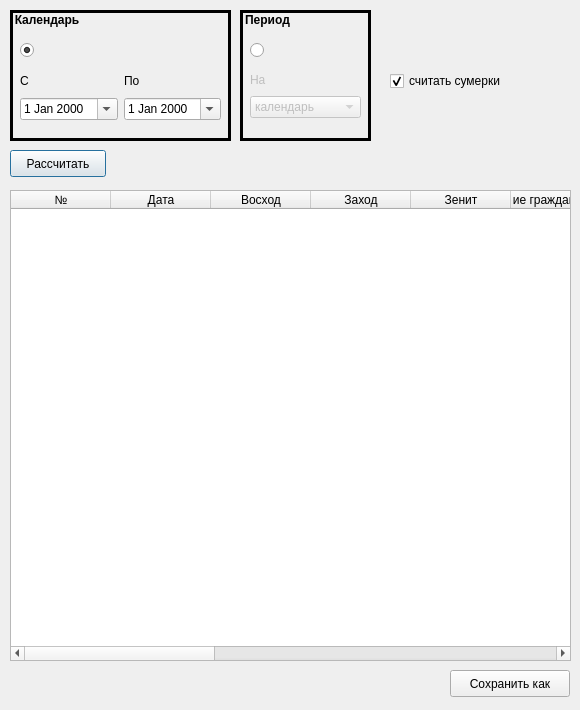
The window that dialogtableview.ui (serg-lar/sun-moon-time) describes before a commit, drawn with Qt 5.
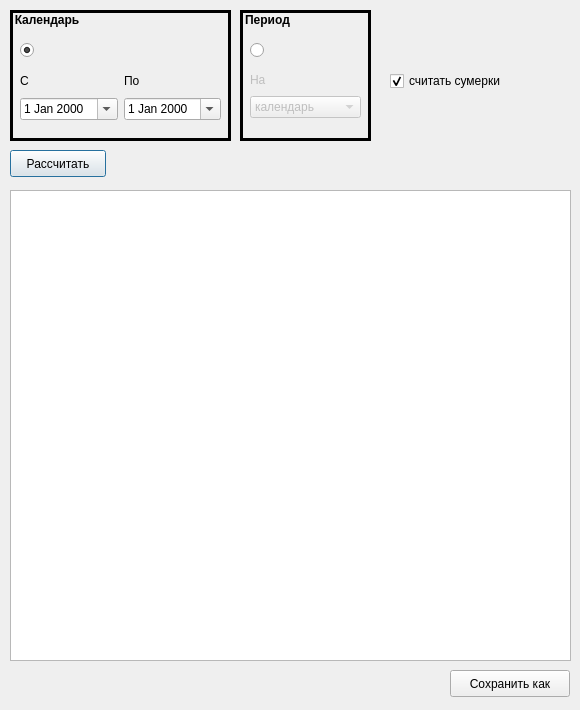
The same window after the commit.

```diff
--- a/dialogtableview.ui
+++ b/dialogtableview.ui
@@ -38,78 +38,8 @@
     <enum>Qt::SolidLine</enum>
    </property>
    <property name="columnCount">
-    <number>14</number>
+    <number>0</number>
    </property>
-   <column>
-    <property name="text">
-     <string>№</string>
-    </property>
-   </column>
-   <column>
-    <property name="text">
-     <string>Дата</string>
-    </property>
-   </column>
-   <column>
-    <property name="text">
-     <string>Восход</string>
-    </property>
-   </column>
-   <column>
-    <property name="text">
-     <string>Заход</string>
-    </property>
-   </column>
-   <column>
-    <property name="text">
-     <string>Зенит</string>
-    </property>
-   </column>
-   <column>
-    <property name="text">
-     <string>Утренние гражданские сумерки</string>
-    </property>
-   </column>
-   <column>
-    <property name="text">
-     <string>Утренние навигационные сумерки</string>
-    </property>
-   </column>
-   <column>
-    <property name="text">
-     <string>Утренние астрономические сумерки</string>
-    </property>
-   </column>
-   <column>
-    <property name="text">
-     <string>Вечерние гражданские сумерки</string>
-    </property>
-   </column>
-   <column>
-    <property name="text">
-     <string>Вечерние навигационные сумерки</string>
-    </property>
-   </column>
-   <column>
-    <property name="text">
-     <string>Вечерние астрономические сумерки</string>
-    </property>
-   </column>
-   <column>
-    <property name="text">
-     <string>Утренняя сандхья как 1/10 от суток</string>
-    </property>
-   </column>
-   <column>
-    <property name="text">
-     <string>Утренняя сандхья как 1/10 от половины суток</string>
-    </property>
-   </column>
-   <column>
-    <property name="text">
-     <string>Утренняя сандхья как 1/10 от светового дня</string>
-    </property>
-   </column>
   </widget>
   <widget class="QGroupBox" name="groupBoxPeriod">
    <property name="geometry">
```
